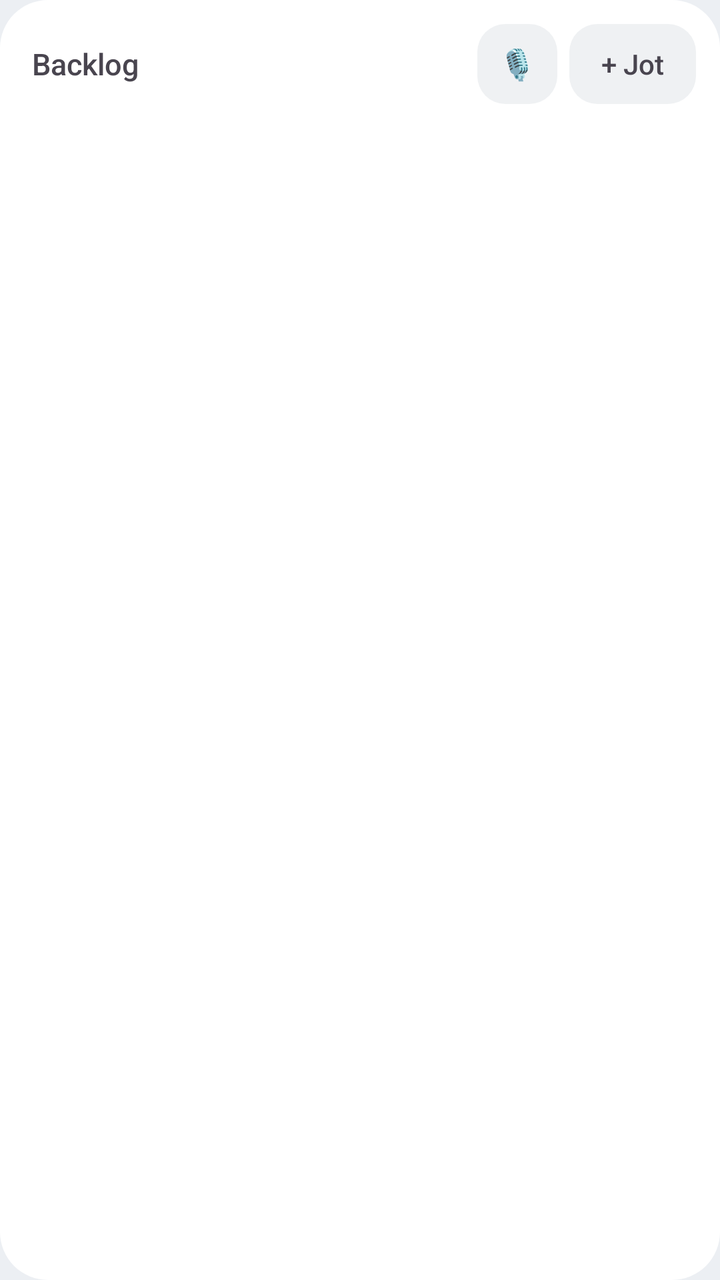
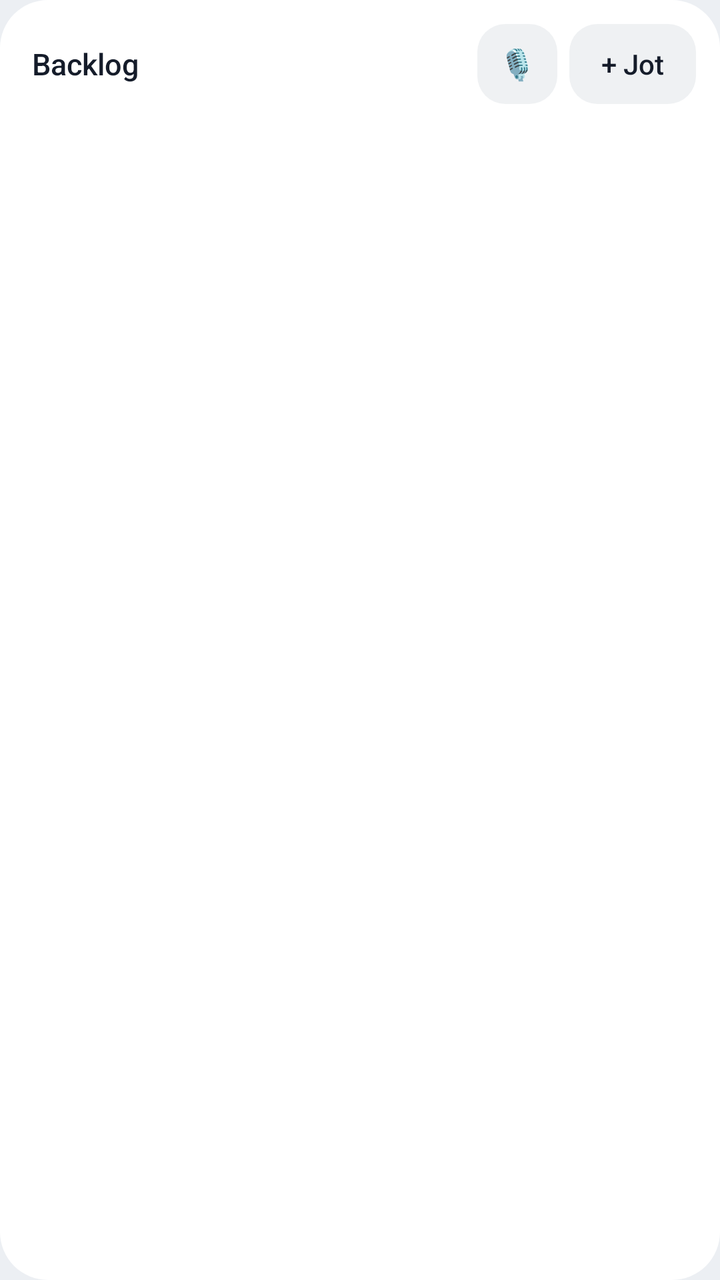

An Android layout rendered at two revisions. The XML below is the earlier revision; the diff shows what the commit changed to produce the second picture.
<!-- AndroidManifest.xml: application theme Theme.daybloom -->
<!-- res/layout/widget_backlog.xml -->
<?xml version="1.0" encoding="utf-8"?>
<FrameLayout xmlns:android="http://schemas.android.com/apk/res/android"
    android:id="@+id/root"
    android:layout_width="match_parent"
    android:layout_height="match_parent">

    <ImageView
        android:id="@+id/bg"
        android:layout_width="match_parent"
        android:layout_height="match_parent"
        android:scaleType="fitXY"
        android:src="@drawable/widget_bg"
        android:importantForAccessibility="no" />

    <LinearLayout
        android:layout_width="match_parent"
        android:layout_height="match_parent"
        android:orientation="vertical"
        android:paddingStart="16dp"
        android:paddingTop="12dp"
        android:paddingEnd="12dp"
        android:paddingBottom="12dp">

        <LinearLayout
            android:layout_width="match_parent"
            android:layout_height="40dp"
            android:gravity="center_vertical"
            android:orientation="horizontal">

            <TextView
                android:id="@+id/head"
                android:layout_width="0dp"
                android:layout_height="match_parent"
                android:layout_weight="1"
                android:gravity="center_vertical"
                android:ellipsize="end"
                android:maxLines="1"
                android:text="@string/widget_backlog_name"
                android:textSize="15sp"
                android:fontFamily="sans-serif-medium" />

            <TextView
                android:id="@+id/voice"
                android:layout_width="40dp"
                android:layout_height="40dp"
                android:layout_marginEnd="6dp"
                android:background="@drawable/widget_pill"
                android:gravity="center"
                android:text="🎙"
                android:textSize="15sp"
                android:contentDescription="@string/widget_jot_voice" />

            <TextView
                android:id="@+id/jot"
                android:layout_width="wrap_content"
                android:layout_height="40dp"
                android:background="@drawable/widget_pill"
                android:gravity="center"
                android:paddingStart="16dp"
                android:paddingEnd="16dp"
                android:text="@string/widget_jot"
                android:textSize="14sp"
                android:fontFamily="sans-serif-medium"
                android:contentDescription="@string/widget_jot_desc" />
        </LinearLayout>

        <TextView android:id="@+id/item0" style="@style/WidgetBacklogItem" />
        <TextView android:id="@+id/item1" style="@style/WidgetBacklogItem" />
        <TextView android:id="@+id/item2" style="@style/WidgetBacklogItem" />
        <TextView android:id="@+id/item3" style="@style/WidgetBacklogItem" />

        <TextView
            android:id="@+id/empty"
            android:layout_width="match_parent"
            android:layout_height="wrap_content"
            android:layout_marginTop="6dp"
            android:text="@string/widget_backlog_empty"
            android:textSize="13sp"
            android:visibility="gone" />
    </LinearLayout>
</FrameLayout>
<!-- resources referenced by this layout -->
<resources>
  <!-- drawable widget_bg (drawable) -->
  <?xml version="1.0" encoding="utf-8"?>
  <shape xmlns:android="http://schemas.android.com/apk/res/android" android:shape="rectangle">
      <solid android:color="#FFFFFFFF" />
      <corners android:radius="24dp" />
  </shape>
  <!-- drawable widget_pill (drawable) -->
  <?xml version="1.0" encoding="utf-8"?>
  <shape xmlns:android="http://schemas.android.com/apk/res/android" android:shape="rectangle">
      <solid android:color="#1F7A8C9E" />
      <corners android:radius="14dp" />
  </shape>
  <string name="widget_backlog_empty">Nothing waiting. Tap Jot to add something.</string>
  <string name="widget_backlog_name">Backlog</string>
  <string name="widget_jot">+ Jot</string>
  <string name="widget_jot_desc">Jot something down</string>
  <string name="widget_jot_voice">Say something to jot down</string>
  <style name="WidgetBacklogItem">
          <item name="android:layout_width">match_parent</item>
          <item name="android:layout_height">wrap_content</item>
          <item name="android:minHeight">30dp</item>
          <item name="android:gravity">center_vertical</item>
          <item name="android:ellipsize">end</item>
          <item name="android:maxLines">1</item>
          <item name="android:textSize">14sp</item>
          <item name="android:visibility">gone</item>
      </style>
  <style name="Theme.daybloom" parent="Theme.Material3.DayNight.NoActionBar">
          <item name="android:windowBackground">@color/ground</item>
      </style>
  <color name="ground">#FFECEFF3</color>
</resources>

<!-- the commit's change to res/layout/widget_backlog.xml (unified diff, before → after) -->
@@ -28,6 +28,7 @@
             android:orientation="horizontal">
 
             <TextView
+                android:textColor="#151C2A"
                 android:id="@+id/head"
                 android:layout_width="0dp"
                 android:layout_height="match_parent"
@@ -40,6 +41,7 @@
                 android:fontFamily="sans-serif-medium" />
 
             <TextView
+                android:textColor="#151C2A"
                 android:id="@+id/voice"
                 android:layout_width="40dp"
                 android:layout_height="40dp"
@@ -51,6 +53,7 @@
                 android:contentDescription="@string/widget_jot_voice" />
 
             <TextView
+                android:textColor="#151C2A"
                 android:id="@+id/jot"
                 android:layout_width="wrap_content"
                 android:layout_height="40dp"
@@ -64,13 +67,18 @@
                 android:contentDescription="@string/widget_jot_desc" />
         </LinearLayout>
 
-        <TextView android:id="@+id/item0" style="@style/WidgetBacklogItem" />
-        <TextView android:id="@+id/item1" style="@style/WidgetBacklogItem" />
-        <TextView android:id="@+id/item2" style="@style/WidgetBacklogItem" />
-        <TextView android:id="@+id/item3" style="@style/WidgetBacklogItem" />
+        <TextView android:textColor="#151C2A"
+                android:id="@+id/item0" style="@style/WidgetBacklogItem" />
+        <TextView android:textColor="#151C2A"
+                android:id="@+id/item1" style="@style/WidgetBacklogItem" />
+        <TextView android:textColor="#151C2A"
+                android:id="@+id/item2" style="@style/WidgetBacklogItem" />
+        <TextView android:textColor="#151C2A"
+                android:id="@+id/item3" style="@style/WidgetBacklogItem" />
 
         <TextView
-            android:id="@+id/empty"
+            android:textColor="#151C2A"
+                android:id="@+id/empty"
             android:layout_width="match_parent"
             android:layout_height="wrap_content"
             android:layout_marginTop="6dp"
<!-- resource entries referenced after the edit -->
@@ -25,6 +25,7 @@
           <item name="android:ellipsize">end</item>
           <item name="android:maxLines">1</item>
           <item name="android:textSize">14sp</item>
+          <item name="android:textColor">#151C2A</item>
           <item name="android:visibility">gone</item>
       </style>
   <style name="Theme.daybloom" parent="Theme.Material3.DayNight.NoActionBar">
